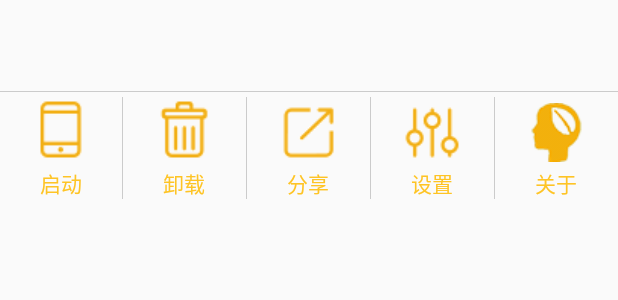
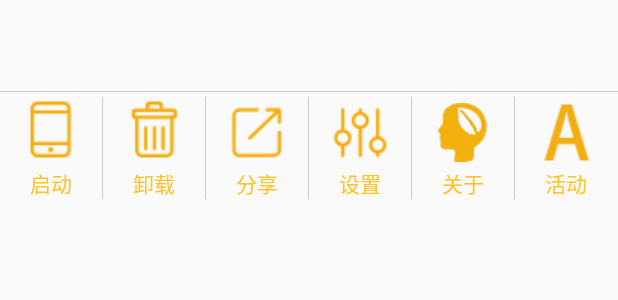
Before and after one commit to yuanmanting/MyGuard, an Android app: the layout item_appmanager_list.xml on its own in the app's theme, with its tools: preview values and no code run, on a phone screen of 412 x 824 dp. Shown: the top 300 px of the screen. Run offline under Robolectric (Android 15) with nearby library versions, the phone set to English and light mode, and no system bars.

Commit message:
activity

```diff
--- a/app/src/main/java/cn/edu/gdmec/android/mobileguard/m4appmanager/adapter/AppManagerAdapter.java
+++ b/app/src/main/java/cn/edu/gdmec/android/mobileguard/m4appmanager/adapter/AppManagerAdapter.java
@@ -96,6 +96,7 @@ public class AppManagerAdapter extends BaseAdapter{
             viewHolder.mUninstallTV=(TextView)view.findViewById(R.id.tv_uninstall_app);
             viewHolder.mAppOptionLL=(LinearLayout)view.findViewById(R.id.ll_option_app);
             viewHolder.mGuanApi=(TextView)view.findViewById(R.id.tv_guanyu);
+            viewHolder.mActivityTV=(TextView)view.findViewById(R.id.tv_activity);
             view.setTag(viewHolder);
         }
          if(appInfo!=null) {
@@ -117,6 +118,7 @@ public class AppManagerAdapter extends BaseAdapter{
         viewHolder.mShareAppTV.setOnClickListener(listener);
         viewHolder.mUninstallTV.setOnClickListener(listener);
          viewHolder.mGuanApi.setOnClickListener(listener);
+        viewHolder.mActivityTV.setOnClickListener(listener);
         return view;
 
     }
@@ -146,6 +148,7 @@ public class AppManagerAdapter extends BaseAdapter{
      TextView mAppSizeTV;
      TextView mAppNameTV;
      LinearLayout mAppOptionLL;
+     TextView mActivityTV;
 
 
  }
@@ -183,6 +186,9 @@ public class AppManagerAdapter extends BaseAdapter{
              case R.id.tv_guanyu:
                  EngineUtils.guanyuApplication(context,appInfo);
                  break;
+             case R.id.tv_activity:
+                 EngineUtils.getActivity(context,appInfo);
+                 break;
          }
 
      }
--- a/app/src/main/java/cn/edu/gdmec/android/mobileguard/m4appmanager/entity/AppInfo.java
+++ b/app/src/main/java/cn/edu/gdmec/android/mobileguard/m4appmanager/entity/AppInfo.java
@@ -27,6 +27,8 @@ public class AppInfo {
     public String InstallTime;
     public String signature;
     public String permissions;
+    //添加activity
+    public String activityName;
     public String getAppLocation(boolean isInRoom){
         if (isInRoom){
             return "手机内存";
--- a/app/src/main/res/layout/item_appmanager_list.xml
+++ b/app/src/main/res/layout/item_appmanager_list.xml
@@ -83,5 +83,14 @@
            style="@style/tvyellow14sp"
            android:drawableTop="@drawable/abouticon_yellow_n"
            android:text="关于"/>
+       <View
+           android:layout_width="1px"
+           android:layout_height="match_parent"
+           android:background="@color/black30"/>
+       <TextView
+           android:id="@+id/tv_activity"
+           style="@style/tvyellow14sp"
+           android:drawableTop="@drawable/activityicon_yellow_n"
+           android:text="活动"/>
    </LinearLayout>
 </LinearLayout>
```
Also changed, not shown: app/src/main/java/cn/edu/gdmec/android/mobileguard/m4appmanager/utils/AppInfoParser.java (+15 -0 lines), app/src/main/java/cn/edu/gdmec/android/mobileguard/m4appmanager/utils/EngineUtils.java (+12 -0 lines), app/src/main/res/drawable/activityicon_yellow_n.png (added).
